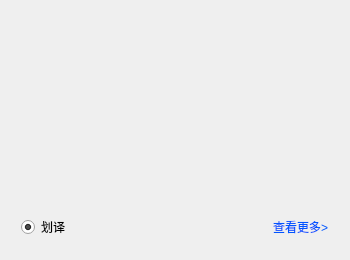
mtrdong/translator_pyqt5, file translator/ui/FloatWindow.ui: the form before one commit.
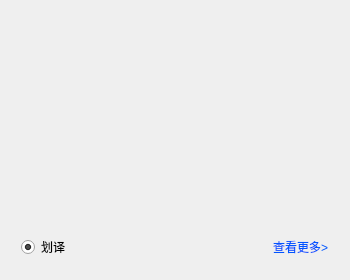
The form after the commit.

```diff
--- a/translator/ui/FloatWindow.ui
+++ b/translator/ui/FloatWindow.ui
@@ -7,7 +7,7 @@
     <x>0</x>
     <y>0</y>
     <width>350</width>
-    <height>260</height>
+    <height>280</height>
    </rect>
   </property>
   <property name="windowTitle">
@@ -54,6 +54,22 @@
        </property>
       </widget>
      </item>
+     <item>
+      <spacer name="verticalSpacer">
+       <property name="orientation">
+        <enum>Qt::Vertical</enum>
+       </property>
+       <property name="sizeType">
+        <enum>QSizePolicy::Minimum</enum>
+       </property>
+       <property name="sizeHint" stdset="0">
+        <size>
+         <width>10</width>
+         <height>10</height>
+        </size>
+       </property>
+      </spacer>
+     </item>
      <item>
       <layout class="QHBoxLayout" name="horizontalLayout">
        <item>
```
